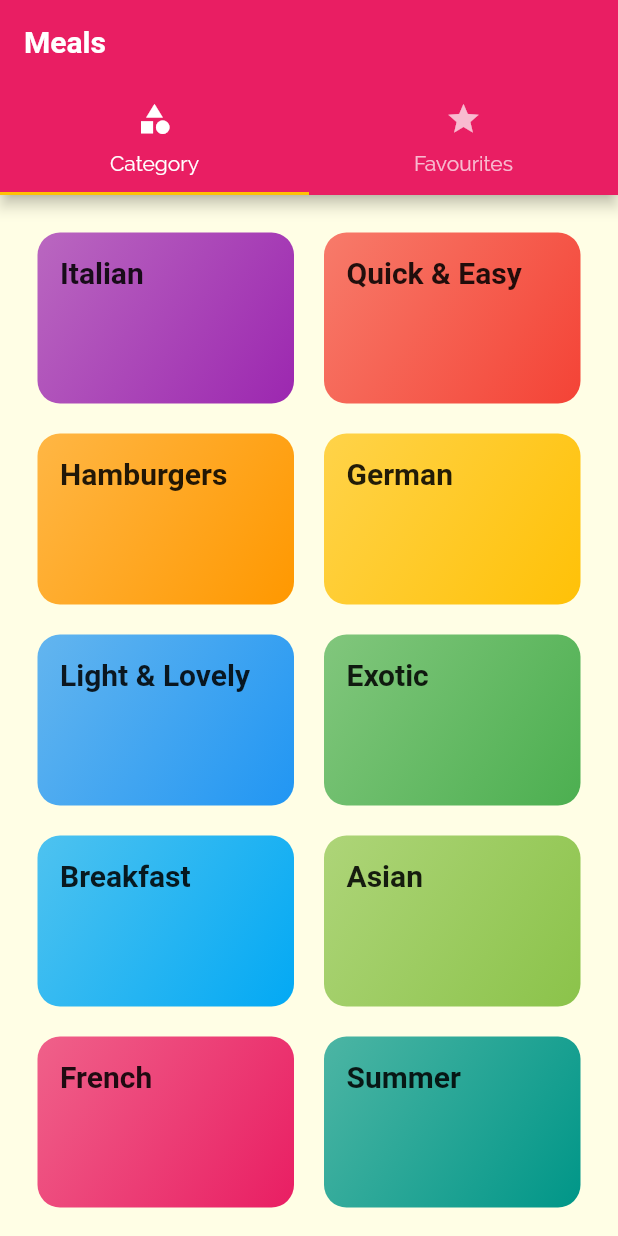
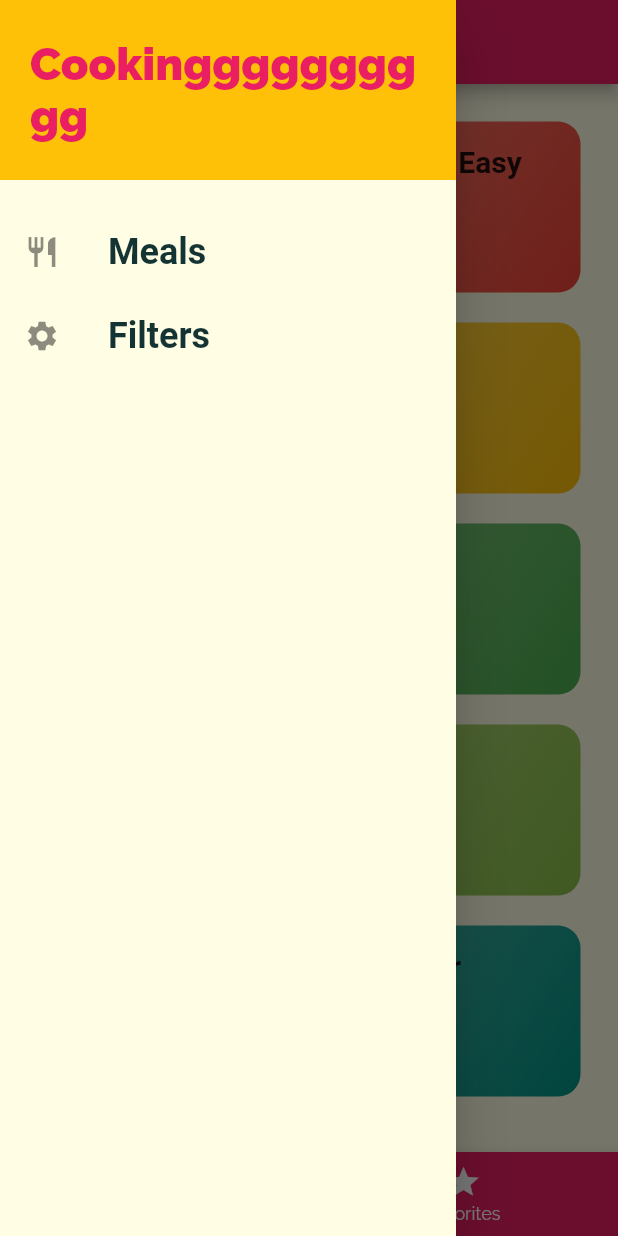
Before and after one commit to Zr99/Flutter_Meal_App, a Flutter app: the screen it shows after launch, with the side drawer open (before the commit the screen has no drawer), on a phone screen of 412 x 824 dp. Run offline on Flutter 3.47's test engine with Material 2 defaults, Android fonts, the phone set to English and light mode, and no system bars; Roboto replaces fonts that are missing (RobotoCondensed).

Commit message:
Add a Tab & Drawer

```diff
--- a/lib/main.dart
+++ b/lib/main.dart
@@ -4,6 +4,7 @@ import './screens/category_meals_screen.dart';
 import './screens/categories_screen.dart';
 import './screens/meal_detail_screen.dart';
 import './screens/tabs_screen.dart';
+import './screens/filters_screen.dart';
 
 void main() {
   runApp(MyApp());
@@ -40,6 +41,7 @@ class MyApp extends StatelessWidget {
         '/': (context) => TabScreen(),
         CategoryMealsScreen.routeName: (context) => CategoryMealsScreen(),
         MealDetailScreen.routeName: (context) => MealDetailScreen(),
+        FilterScreen.routeName:(context) => FilterScreen(),
       },
       // onGenerateRoute: (settings) {
       //   print(settings.arguments);
--- /dev/null
+++ b/lib/screens/filters_screen.dart
@@ -0,0 +1,12 @@
+import 'package:flutter/material.dart';
+
+class FilterScreen extends StatelessWidget {
+  static const routeName = '/filter';
+
+  @override
+  Widget build(BuildContext context) {
+    return Center(
+      child: Text('Filter'),
+    );
+  }
+}
--- a/lib/screens/tabs_screen.dart
+++ b/lib/screens/tabs_screen.dart
@@ -1,6 +1,7 @@
 import 'package:flutter/material.dart';
-import 'package:meal_app/screens/favorites_screen.dart';
 
+import '../widgets/main_drawer.dart';
+import './favorites_screen.dart';
 import './categories_screen.dart';
 
 class TabScreen extends StatefulWidget {
@@ -9,31 +10,44 @@ class TabScreen extends StatefulWidget {
 }
 
 class _TabScreenState extends State<TabScreen> {
+  final List<Map<String, dynamic>> _pages = [
+    {'pages': CategoriesScreen(), 'title': 'Categories'},
+    {'pages': FavoritesScreen(), 'title': 'Your Favorite'},
+  ];
+  int _selectedPageIndex = 0;
+
+  void _selectPage(int index) {
+    setState(() {
+      _selectedPageIndex = index;
+    });
+  }
+
   @override
   Widget build(BuildContext context) {
-    return DefaultTabController(
-      length: 2,
-      //Set default start tab
-      //initialIndex: 1,
-      child: Scaffold(
-        appBar: AppBar(
-          title: Text('Meals'),
-          bottom: TabBar(
-            tabs: <Widget>[
-              Tab(
-                icon: Icon(Icons.category),
-                text: 'Category',
-              ),
-              Tab(
-                icon: Icon(Icons.star),
-                text: 'Favourites',
-              )
-            ],
-          ),
-        ),
-        body: TabBarView(
-          children: <Widget>[CategoriesScreen(), FavoritesScreen()],
-        ),
+    return Scaffold(
+      appBar: AppBar(
+        title: Text(_pages[_selectedPageIndex]['title']),
+      ),
+      drawer: MainDrawer(),
+      body: _pages[_selectedPageIndex]['pages'],
+      bottomNavigationBar: BottomNavigationBar(
+        onTap: _selectPage,
+        backgroundColor: Theme.of(context).primaryColor,
+        unselectedItemColor: Colors.white,
+        selectedItemColor: Theme.of(context).accentColor,
+        currentIndex: _selectedPageIndex,
+        //For Shifting animation needs to add
+        //type: BottomNavigationBarType.shifting,
+        items: [
+          BottomNavigationBarItem(
+              //backgroundColor: Theme.of(context).primaryColor,
+              icon: Icon(Icons.category),
+              label: 'Category'),
+          BottomNavigationBarItem(
+              //backgroundColor: Theme.of(context).primaryColor,
+              icon: Icon(Icons.star),
+              label: 'Favorites'),
+        ],
       ),
     );
   }
--- /dev/null
+++ b/lib/widgets/main_drawer.dart
@@ -0,0 +1,56 @@
+import 'package:flutter/material.dart';
+
+import '../screens/filters_screen.dart';
+
+class MainDrawer extends StatelessWidget {
+  Widget buildListTile(String title, IconData icon, VoidCallback tapHandler) {
+    return ListTile(
+      leading: Icon(
+        icon,
+      ),
+      title: Text(
+        title,
+        style: TextStyle(
+          fontFamily: 'RobotoCondensed',
+          fontSize: 24,
+          fontWeight: FontWeight.bold,
+        ),
+      ),
+      onTap: tapHandler,
+    );
+  }
+
+  @override
+  Widget build(BuildContext context) {
+    return Drawer(
+      child: Column(
+        children: <Widget>[
+          Container(
+            height: 120,
+            width: double.infinity,
+            padding: EdgeInsets.all(20),
+            alignment: Alignment.centerLeft,
+            color: Theme.of(context).accentColor,
+            child: Text(
+              'Cookingggggggggg',
+              style: TextStyle(
+                fontWeight: FontWeight.w900,
+                fontSize: 30,
+                color: Theme.of(context).primaryColor,
+              ),
+            ),
+          ),
+          SizedBox(
+            height: 20,
+          ),
+          buildListTile('Meals', Icons.restaurant, () {
+            Navigator.of(context).pushNamed('/');
+          }),
+          buildListTile('Filters', Icons.settings, () {
+            Navigator.of(context).pushNamed(FilterScreen.routeName);
+          }),
+        ],
+      ),
+    );
+  }
+}
```
